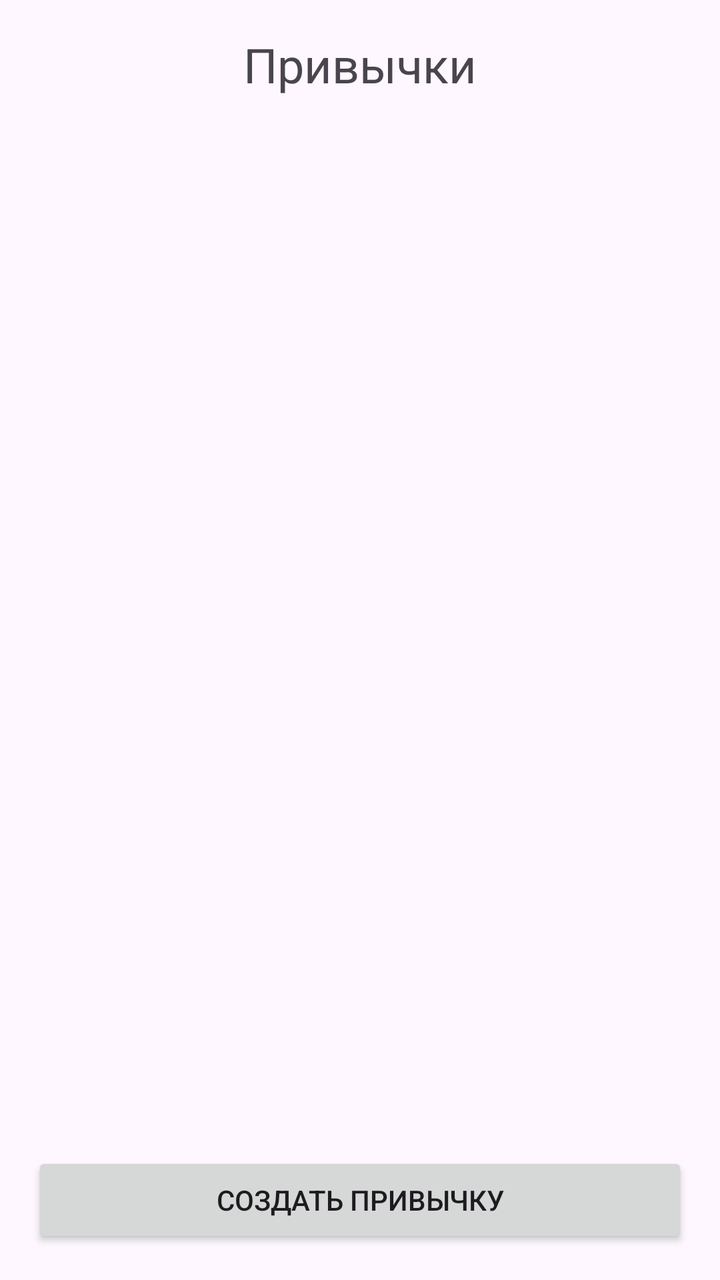
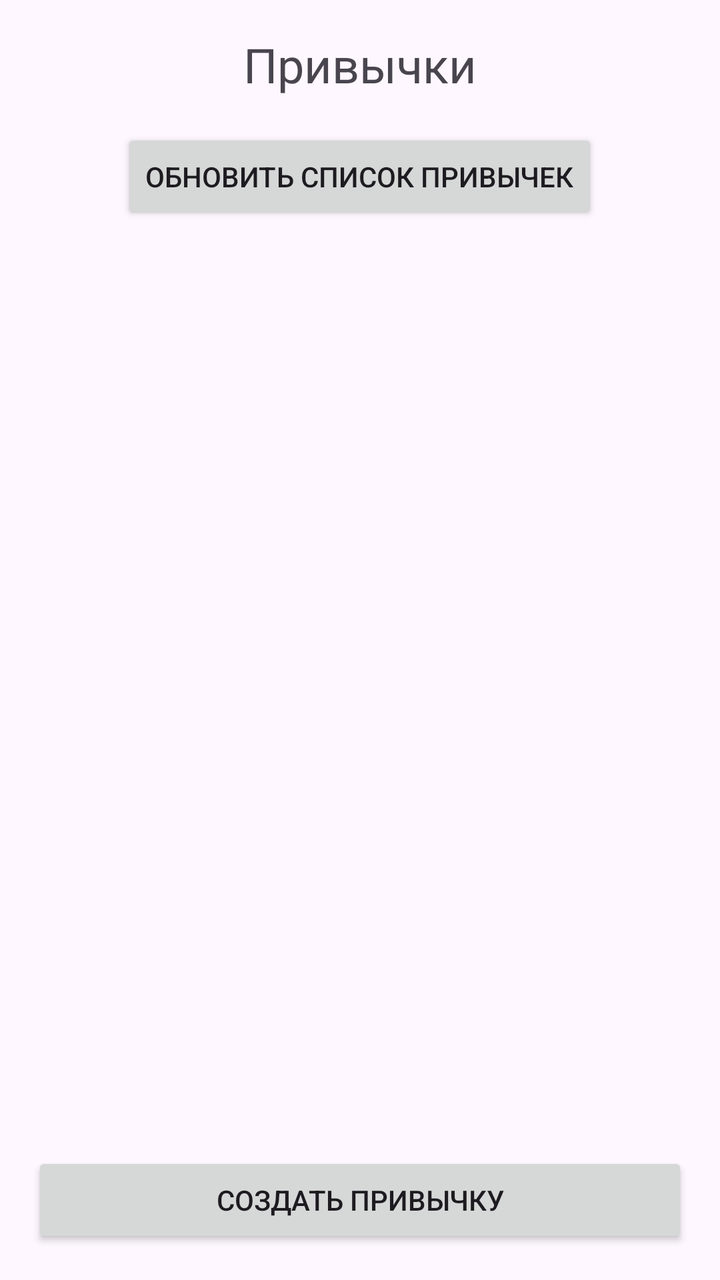

Before-and-after screenshots of an Android layout around one commit, followed by the original layout XML and the change that was made.
<!-- AndroidManifest.xml: application theme Theme.MyApplication -->
<!-- res/layout/fragment_habits.xml -->
<LinearLayout xmlns:android="http://schemas.android.com/apk/res/android"
    android:layout_width="match_parent"
    android:layout_height="match_parent"
    android:orientation="vertical"
    android:padding="16dp">

    
    <TextView
        android:id="@+id/titleText"
        android:layout_width="match_parent"
        android:layout_height="wrap_content"
        android:text="Привычки"
        android:textSize="24sp"
        android:layout_marginBottom="16dp"
        android:gravity="center"/>

    
    <androidx.recyclerview.widget.RecyclerView
        android:id="@+id/habitsRecyclerView"
        android:layout_width="match_parent"
        android:layout_height="0dp"
        android:layout_weight="1"/>

    
    <Button
        android:id="@+id/createHabitButton"
        android:layout_width="match_parent"
        android:layout_height="wrap_content"
        android:text="Создать привычку"
        android:layout_marginTop="16dp"/>

</LinearLayout>
<!-- resources referenced by this layout -->
<resources>
  <style name="Theme.MyApplication" parent="Base.Theme.MyApplication" />
  <style name="Base.Theme.MyApplication" parent="Theme.Material3.Light.NoActionBar">
          
          <item name="colorPrimary">@color/light_primary</item>
          <item name="colorPrimaryVariant">@color/light_primary_variant</item>
          <item name="colorOnPrimary">@color/light_on_primary</item>
          <item name="colorSecondary">@color/light_secondary</item>
          <item name="colorOnSecondary">@color/light_on_secondary</item>
          <item name="colorSurface">@color/light_surface</item>
          <item name="colorOnSurface">@color/light_on_surface</item>
          
      </style>
  <color name="light_primary">#6200EE</color>
  <color name="light_primary_variant">#3700B3</color>
  <color name="light_on_primary">#FFFFFF</color>
  <color name="light_secondary">#03DAC6</color>
  <color name="light_on_secondary">#000000</color>
  <color name="light_surface">#FFFFFF</color>
  <color name="light_on_surface">#000000</color>
</resources>

<!-- the commit's change to res/layout/fragment_habits.xml (unified diff, before → after) -->
@@ -15,6 +15,14 @@
         android:gravity="center"/>
 
     
+    <Button
+        android:id="@+id/buttonRefreshHabits"
+        android:layout_width="wrap_content"
+        android:layout_height="wrap_content"
+        android:text="Обновить список привычек"
+        android:layout_gravity="center"/>
+
+    
     <androidx.recyclerview.widget.RecyclerView
         android:id="@+id/habitsRecyclerView"
         android:layout_width="match_parent"
